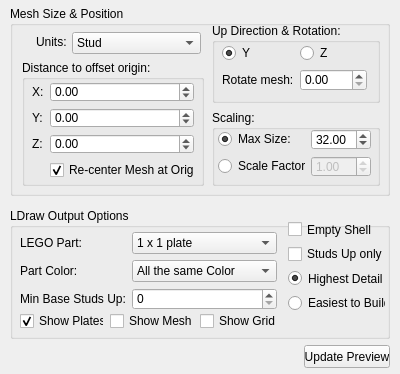
The window that trunk/argpanel.ui (RomkoSI/lsculpt) describes before a commit, drawn with Qt 5.
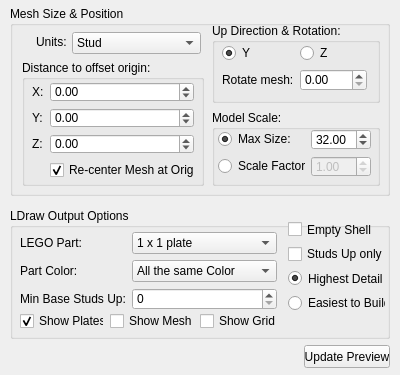
The same window after the commit.

```diff
--- a/trunk/argpanel.ui
+++ b/trunk/argpanel.ui
@@ -7,7 +7,7 @@
     <x>0</x>
     <y>0</y>
     <width>400</width>
-    <height>374</height>
+    <height>375</height>
    </rect>
   </property>
   <property name="sizePolicy">
@@ -19,7 +19,7 @@
   <property name="minimumSize">
    <size>
     <width>400</width>
-    <height>350</height>
+    <height>375</height>
    </size>
   </property>
   <property name="maximumSize">
@@ -185,7 +185,7 @@
      </rect>
     </property>
     <property name="title">
-     <string>Scaling:</string>
+     <string>Model Scale:</string>
     </property>
     <widget class="QWidget" name="layoutWidget">
      <property name="geometry">
```
